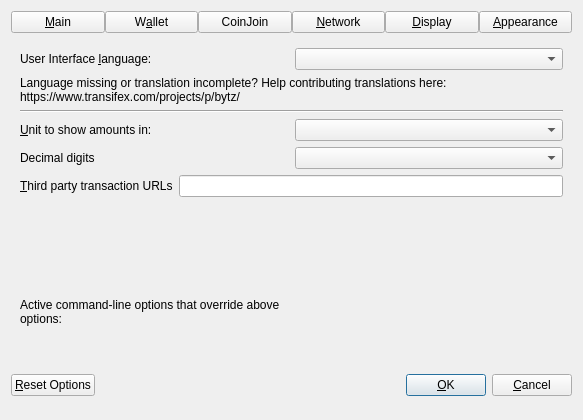
First picture: the form in src/qt/forms/optionsdialog.ui, repository watto-engineer/dash, before the edit.
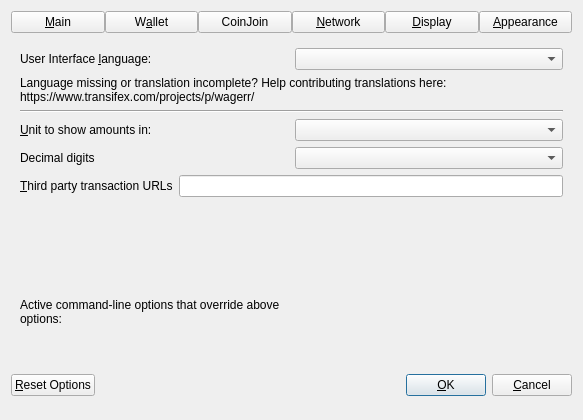
Second picture: the form after the edit. The open tabs and pages were chosen to show the change. Custom widgets are drawn as their Qt base class.

Commit message: Rebrand to Wagerr

Diff of the .ui file:
```diff
--- a/src/qt/forms/optionsdialog.ui
+++ b/src/qt/forms/optionsdialog.ui
@@ -755,7 +755,7 @@
          </property>
          <property name="text">
           <string>Language missing or translation incomplete? Help contributing translations here:
-https://www.transifex.com/projects/p/bytz/</string>
+https://www.transifex.com/projects/p/wagerr/</string>
          </property>
          <property name="wordWrap">
           <bool>true</bool>
```
Left out of the diff: 6 changed lines with no effect on the pictures. The commit also changes 704 other files.
